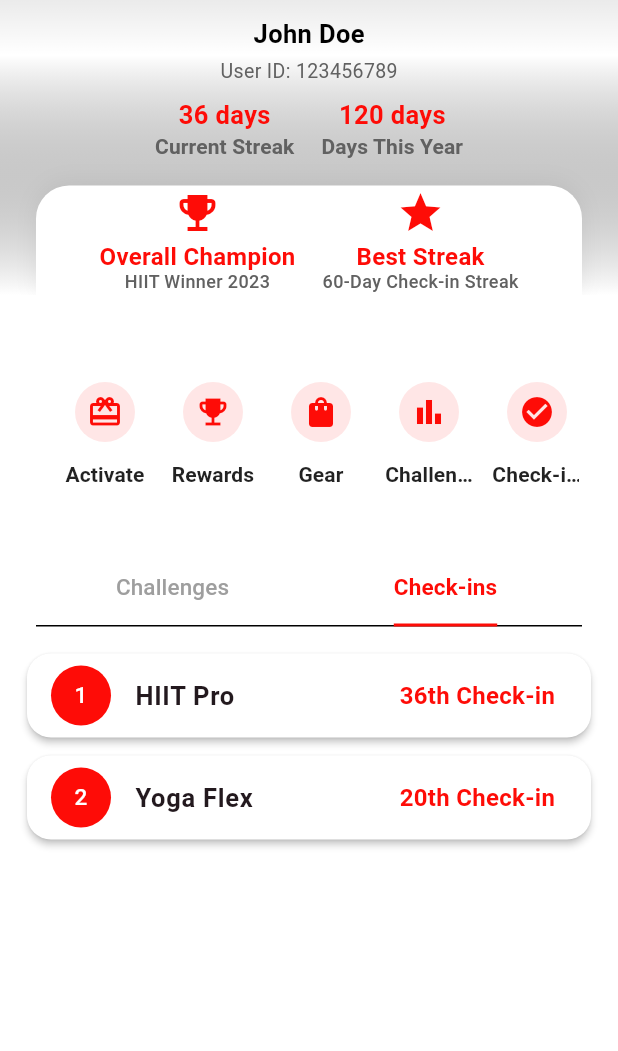
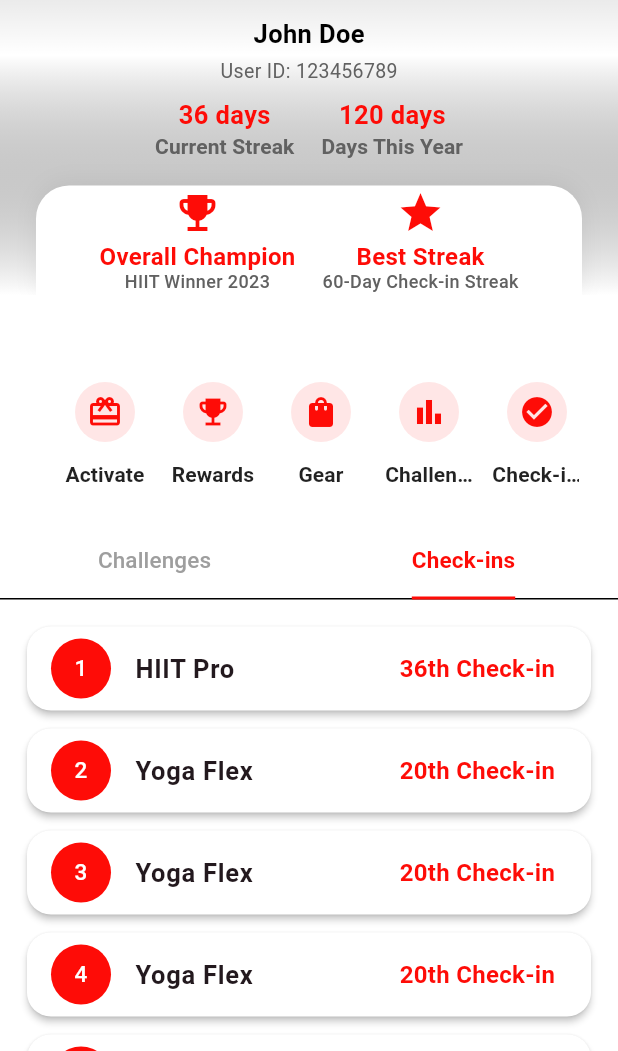
Before and after one commit to WiiMadHIIT/WiiMadHIIT-APP, a Flutter app: the ProfilePage screen opened by its route, tab 2 chosen, on a phone screen of 412 x 824 dp, the part 185-1236 px from its top. Run offline on Flutter 3.47's test engine with Material 3 defaults, Android fonts, the phone set to English and light mode, and no system bars; our stand-ins replace dio, flutter_svg, infinite_carousel, smooth_page_indicator, video_player; accounts and stored records are empty; project files that could hold a hidden picture were left out.

Commit message:
fixed: profile

```diff
--- a/lib/presentation/profile/profile_page.dart
+++ b/lib/presentation/profile/profile_page.dart
@@ -122,17 +122,12 @@ class _ProfilePageState extends State<ProfilePage> with SingleTickerProviderStat
               ),
             ),
           ),
-        ],
-        body: Column(
-          children: [
-            // 功能入口区
-            const SizedBox(height: 40),
-            _ProfileFunctionGrid(),
-            const SizedBox(height: 18),
-            // TabBar
-            Padding(
-              padding: const EdgeInsets.symmetric(horizontal: 24, vertical: 0),
-              child: TabBar(
+          SliverToBoxAdapter(child: SizedBox(height: 40)), // 功能入口区上方间距
+          SliverToBoxAdapter(child: _ProfileFunctionGrid()), // 功能入口区
+          SliverPersistentHeader(
+            pinned: true,
+            delegate: _TabBarDelegate(
+              TabBar(
                 controller: _tabController,
                 indicatorColor: AppColors.primary,
                 indicatorWeight: 3,
@@ -146,16 +141,13 @@ class _ProfilePageState extends State<ProfilePage> with SingleTickerProviderStat
                 ],
               ),
             ),
-            // TabBarView
-            Expanded(
-              child: TabBarView(
-                controller: _tabController,
-                children: [
-                  _ChallengeRecordList(),
-                  _CheckinRecordList(),
-                ],
-              ),
-            ),
+          ),
+        ],
+        body: TabBarView(
+          controller: _tabController,
+          children: [
+            _ChallengeRecordList(),
+            _CheckinRecordList(),
           ],
         ),
       ),
@@ -337,6 +329,7 @@ class _ChallengeRecordList extends StatelessWidget {
       {'index': 2, 'name': 'Yoga Masters Cup', 'rank': '1st'},
     ];
     return ListView.builder(
+      key: const PageStorageKey('challengeList'), // 关键：唯一key
       padding: const EdgeInsets.only(top: 12),
       itemCount: records.length,
       itemBuilder: (context, i) {
@@ -362,8 +355,26 @@ class _CheckinRecordList extends StatelessWidget {
     final records = [
       {'index': 1, 'name': 'HIIT Pro', 'count': '36th Check-in'},
       {'index': 2, 'name': 'Yoga Flex', 'count': '20th Check-in'},
+      {'index': 3, 'name': 'Yoga Flex', 'count': '20th Check-in'},
+      {'index': 4, 'name': 'Yoga Flex', 'count': '20th Check-in'},
+      {'index': 5, 'name': 'Yoga Flex', 'count': '20th Check-in'},
+      {'index': 6, 'name': 'Yoga Flex', 'count': '20th Check-in'},
+      {'index': 7, 'name': 'Yoga Flex', 'count': '20th Check-in'},
+      {'index': 8, 'name': 'Yoga Flex', 'count': '20th Check-in'},
+      {'index': 9, 'name': 'Yoga Flex', 'count': '20th Check-in'},
+      {'index': 10, 'name': 'Yoga Flex', 'count': '20th Check-in'},
+      {'index': 11, 'name': 'Yoga Flex', 'count': '20th Check-in'},
+      {'index': 12, 'name': 'Yoga Flex', 'count': '20th Check-in'},
+      {'index': 13, 'name': 'Yoga Flex', 'count': '20th Check-in'},
+      {'index': 14, 'name': 'Yoga Flex', 'count': '20th Check-in'},
+      {'index': 15, 'name': 'Yoga Flex', 'count': '20th Check-in'},
+      {'index': 16, 'name': 'Yoga Flex', 'count': '20th Check-in'},
+      {'index': 17, 'name': 'Yoga Flex', 'count': '20th Check-in'},
+      {'index': 18, 'name': 'Yoga Flex', 'count': '20th Check-in'},
+      {'index': 19, 'name': 'Yoga Flex', 'count': '20th Check-in'},
     ];
     return ListView.builder(
+      key: const PageStorageKey('checkinList'), // 关键：唯一key
       padding: const EdgeInsets.only(top: 12),
       itemCount: records.length,
       itemBuilder: (context, i) {
@@ -381,3 +392,26 @@ class _CheckinRecordList extends StatelessWidget {
     );
   }
 }
+
+class _TabBarDelegate extends SliverPersistentHeaderDelegate {
+  final TabBar tabBar;
+  _TabBarDelegate(this.tabBar);
+
+  @override
+  double get minExtent => tabBar.preferredSize.height;
+  @override
+  double get maxExtent => tabBar.preferredSize.height;
+
+  @override
+  Widget build(BuildContext context, double shrinkOffset, bool overlapsContent) {
+    return Container(
+      color: Colors.white, // 保证吸顶时背景不穿透
+      child: tabBar,
+    );
+  }
+
+  @override
+  bool shouldRebuild(_TabBarDelegate oldDelegate) {
+    return false;
+  }
+}
```
